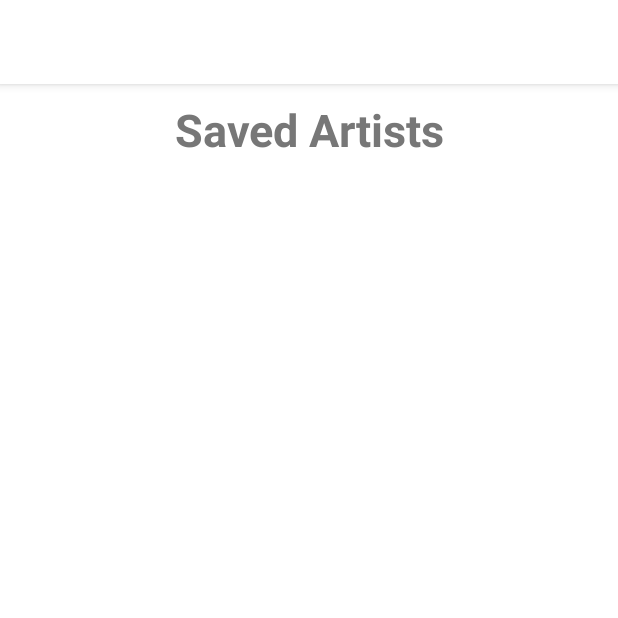
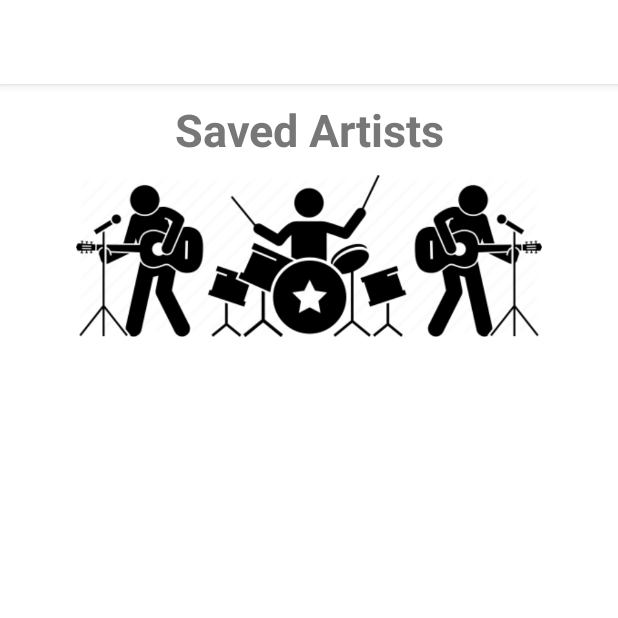
Before and after one commit to Mpk605/Gnoosic_Public, an Android app: the HistoryActivity screen opened directly, with no data from a screen before it, on a phone screen of 412 x 824 dp, the top half of it. Run offline under Robolectric (Android 15) with nearby library versions, the phone set to English and light mode, and no system bars; our stand-ins replace Room's generated code.

Commit message:
orientation history

```diff
--- a/app/src/main/java/com/kinejou/gnoosic/Activities/HistoryActivity.java
+++ b/app/src/main/java/com/kinejou/gnoosic/Activities/HistoryActivity.java
@@ -6,8 +6,11 @@ import android.content.ClipData;
 import android.content.Intent;
 import android.os.Bundle;
 import android.util.Log;
+import android.view.Display;
 import android.view.Menu;
 import android.view.MenuItem;
+import android.view.Surface;
+import android.view.WindowManager;
 import android.widget.ArrayAdapter;
 import android.widget.ListView;
 
@@ -27,7 +30,7 @@ public class HistoryActivity extends AppCompatActivity {
     protected void onCreate(Bundle savedInstanceState) {
         setTheme(Theme.getTheme(this));
         super.onCreate(savedInstanceState);
-        setContentView(R.layout.activity_history);
+        setOrientation();
 
         ListView lv = findViewById(R.id.lv_history);
 
@@ -48,4 +51,15 @@ public class HistoryActivity extends AppCompatActivity {
         Log.d("menu", "settings");
         return super.onOptionsItemSelected(item);
     }
+
+    private void setOrientation() {
+        Display display = ((WindowManager) getSystemService(WINDOW_SERVICE)).getDefaultDisplay();
+        int orientation = display.getRotation();
+
+        if (orientation == Surface.ROTATION_90 || orientation == Surface.ROTATION_270) {
+            setContentView(R.layout.activity_history_horizontal);
+        } else {
+            setContentView(R.layout.activity_history);
+        }
+    }
 }
--- a/app/src/main/res/layout/activity_history.xml
+++ b/app/src/main/res/layout/activity_history.xml
@@ -18,6 +18,16 @@
         android:textStyle="bold"
         app:layout_constraintTop_toTopOf="parent" />
 
+    <ImageView
+        android:layout_width="match_parent"
+        android:layout_height="wrap_content"
+        android:adjustViewBounds="true"
+        android:layout_marginTop="10dp"
+        android:layout_marginEnd="50dp"
+        android:layout_marginStart="50dp"
+        android:layout_marginBottom="30dp"
+        android:src="@drawable/band_icon" />
+
     <ListView
         android:id="@+id/lv_history"
         android:layout_width="match_parent"
```
Also changed, not shown: app/src/main/res/layout/activity_history_horizontal.xml (added, +61 -0 lines), app/src/main/res/drawable/band_icon.png (added).
